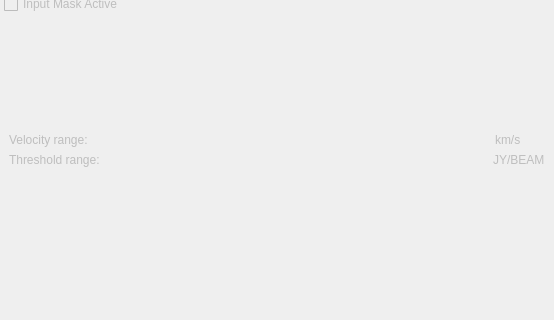
First picture: the form in AstroProfiles/Resources/UI/qSlicerAstroProfilesModuleWidget.ui, repository Punzo/SlicerAstro, before the edit; both pictures show x 0 to 554 and y 88 to 408 of the 554 by 515 pixel window.
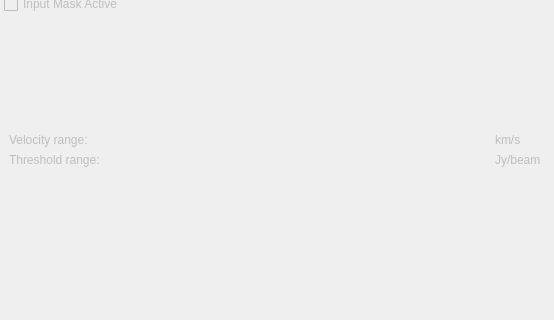
Second picture: the form after the edit. Custom widgets are drawn as their Qt base class.

What changed in the file:
```diff
--- a/AstroProfiles/Resources/UI/qSlicerAstroProfilesModuleWidget.ui
+++ b/AstroProfiles/Resources/UI/qSlicerAstroProfilesModuleWidget.ui
@@ -392,7 +392,7 @@
            </size>
           </property>
           <property name="text">
-           <string>JY/BEAM</string>
+           <string>Jy/beam</string>
           </property>
          </widget>
         </item>
```
